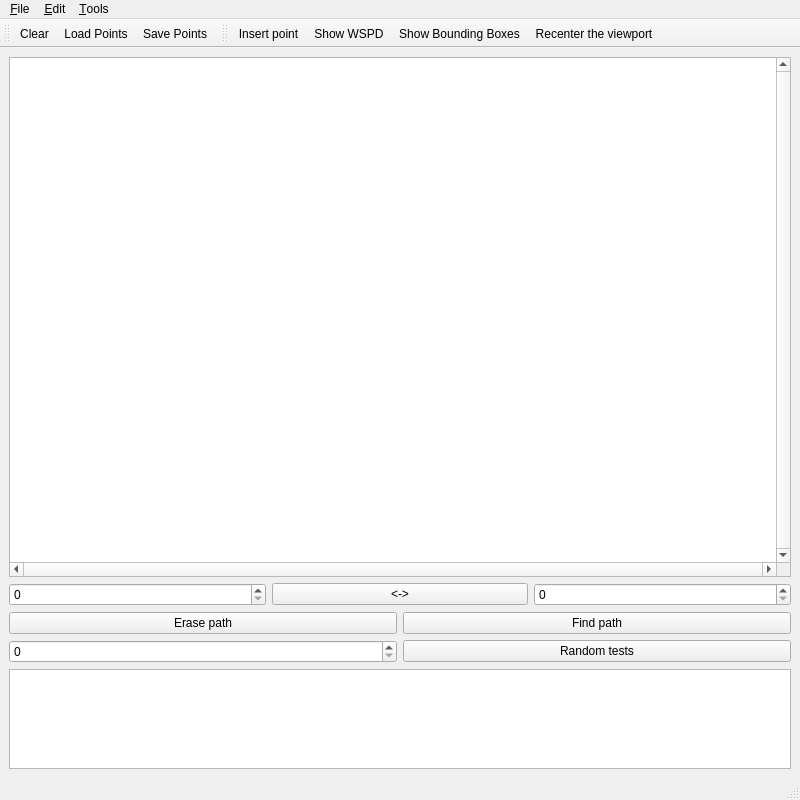
freud14/local-routing-wspd, file mainwindow.ui: the form before one commit.
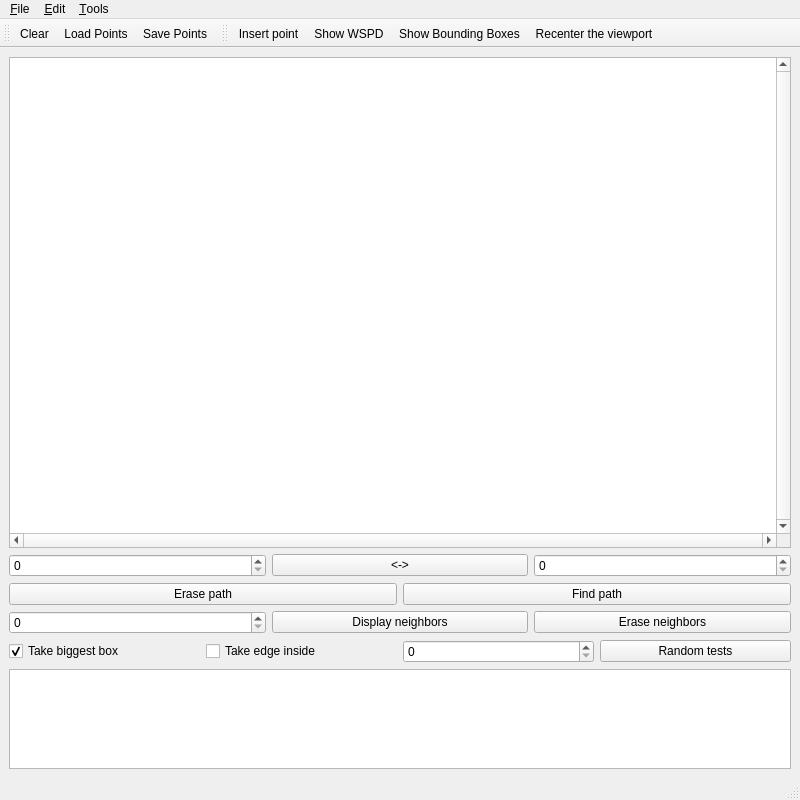
The form after the commit. Icons and pictures are not drawn.

Diff of the .ui file:
```diff
--- a/mainwindow.ui
+++ b/mainwindow.ui
@@ -73,6 +73,44 @@
     <item row="3" column="0">
      <layout class="QHBoxLayout">
       <item>
+       <widget class="QSpinBox" name="pointToDisplay"/>
+      </item>
+      <item>
+       <widget class="QPushButton" name="displayNeighborsButton">
+        <property name="text">
+         <string>Display neighbors</string>
+        </property>
+       </widget>
+      </item>
+      <item>
+       <widget class="QPushButton" name="eraseNeighborsButton">
+        <property name="text">
+         <string>Erase neighbors</string>
+        </property>
+       </widget>
+      </item>
+     </layout>
+    </item>
+    <item row="4" column="0">
+     <layout class="QHBoxLayout">
+      <item>
+       <widget class="QCheckBox" name="biggestBoxCheck">
+        <property name="text">
+         <string>Take biggest box</string>
+        </property>
+        <property name="checked">
+         <bool>true</bool>
+        </property>
+       </widget>
+      </item>
+      <item>
+       <widget class="QCheckBox" name="edgeInsideCheck">
+        <property name="text">
+         <string>Take edge inside</string>
+        </property>
+       </widget>
+      </item>
+      <item>
        <widget class="QSpinBox" name="numberPointsTests"/>
       </item>
       <item>
@@ -84,7 +122,7 @@
       </item>
      </layout>
     </item>
-    <item row="4" column="0">
+    <item row="5" column="0">
      <widget class="QTextEdit" name="results">
       <property name="maximumSize">
        <size>
```
